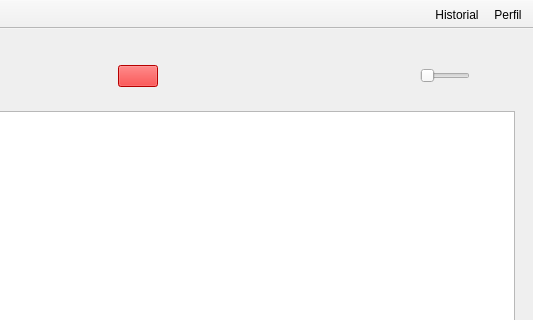
raqquel21/carta-nautica, file mainwindow.ui: the form before one commit; both pictures show x 482 to 1015 and y 0 to 320 of the 1015 by 673 pixel window.
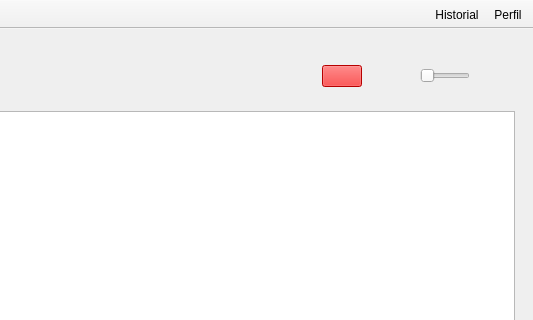
The form after the commit. Icons and pictures are not drawn.

Commit message: commit de guardado

```diff
--- a/mainwindow.ui
+++ b/mainwindow.ui
@@ -1475,19 +1475,6 @@
               </property>
              </widget>
             </item>
-            <item>
-             <widget class="QPushButton" name="markColorButton">
-              <property name="styleSheet">
-               <string notr="true">QPushButton {
-    background-color: #FF0000; 
-  
-}</string>
-              </property>
-              <property name="text">
-               <string/>
-              </property>
-             </widget>
-            </item>
             <item>
              <widget class="QToolButton" name="ojo">
               <property name="styleSheet">
@@ -1640,6 +1627,19 @@
               </property>
              </widget>
             </item>
+            <item>
+             <widget class="QPushButton" name="colorSeleccionButton">
+              <property name="styleSheet">
+               <string notr="true">QPushButton {
+    background-color: #FF0000; 
+  
+}</string>
+              </property>
+              <property name="text">
+               <string/>
+              </property>
+             </widget>
+            </item>
             <item>
              <widget class="QToolButton" name="zoomOut">
               <property name="styleSheet">
```
The commit also changes 2 other files.
